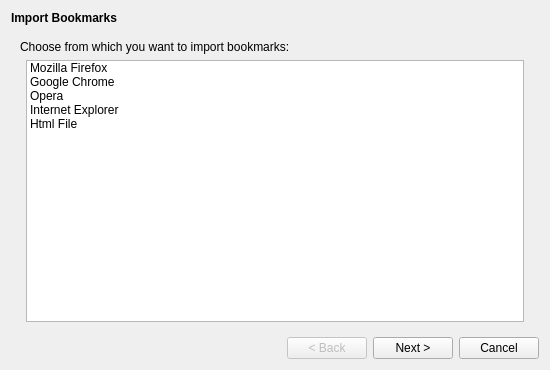
tenrok/kclient3, file src/lib/bookmarks/bookmarksimport/bookmarksimportdialog.ui: the form before one commit.
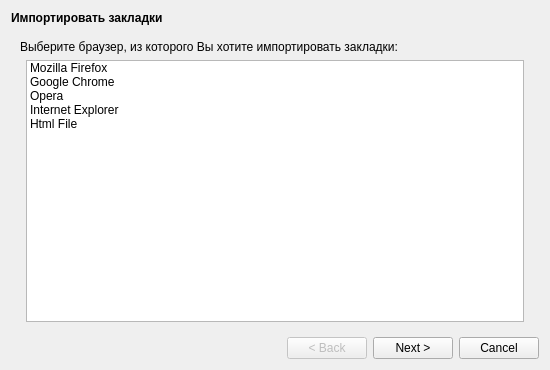
The form after the commit. Icons and pictures are not drawn.

```diff
--- a/src/lib/bookmarks/bookmarksimport/bookmarksimportdialog.ui
+++ b/src/lib/bookmarks/bookmarksimport/bookmarksimportdialog.ui
@@ -23,7 +23,7 @@
    <item>
     <widget class="QLabel" name="label">
      <property name="text">
-      <string>&lt;b&gt;Import Bookmarks&lt;/b&gt;</string>
+      <string>&lt;b&gt;Импортировать закладки&lt;/b&gt;</string>
      </property>
     </widget>
    </item>
@@ -92,7 +92,7 @@
        <item row="0" column="0" colspan="3">
         <widget class="QLabel" name="label_2">
          <property name="text">
-          <string>Choose from which you want to import bookmarks:</string>
+          <string>Выберите браузер, из которого Вы хотите импортировать закладки:</string>
          </property>
         </widget>
        </item>
```
Left out of the diff: 12 changed lines with no effect on the pictures.
